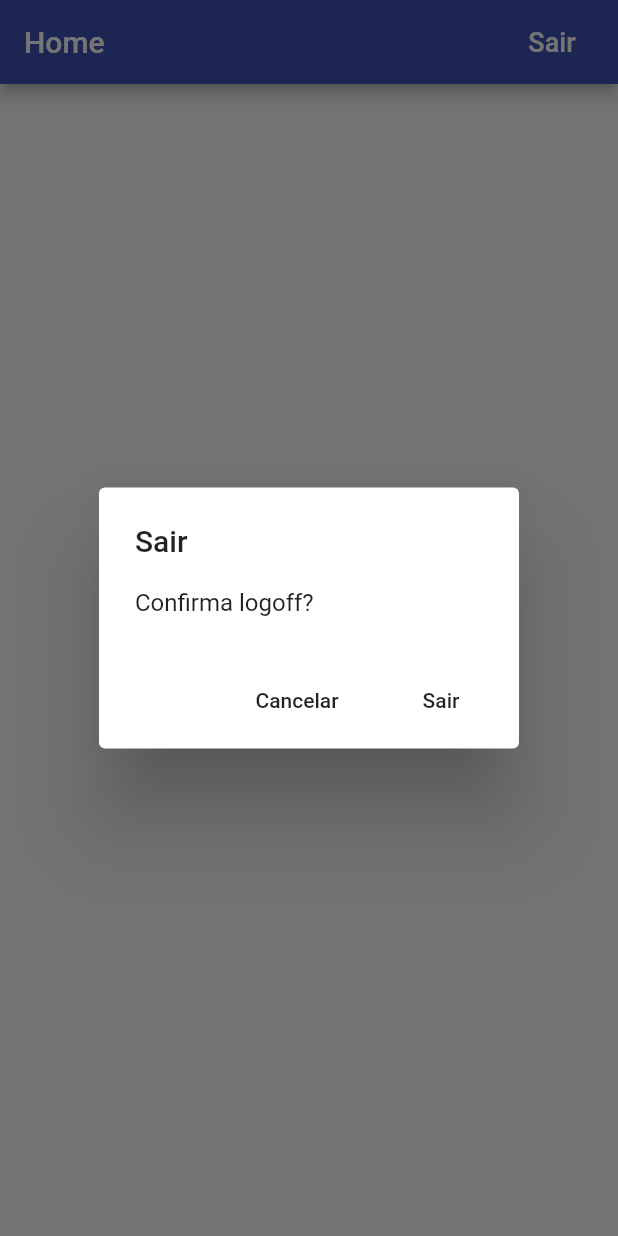
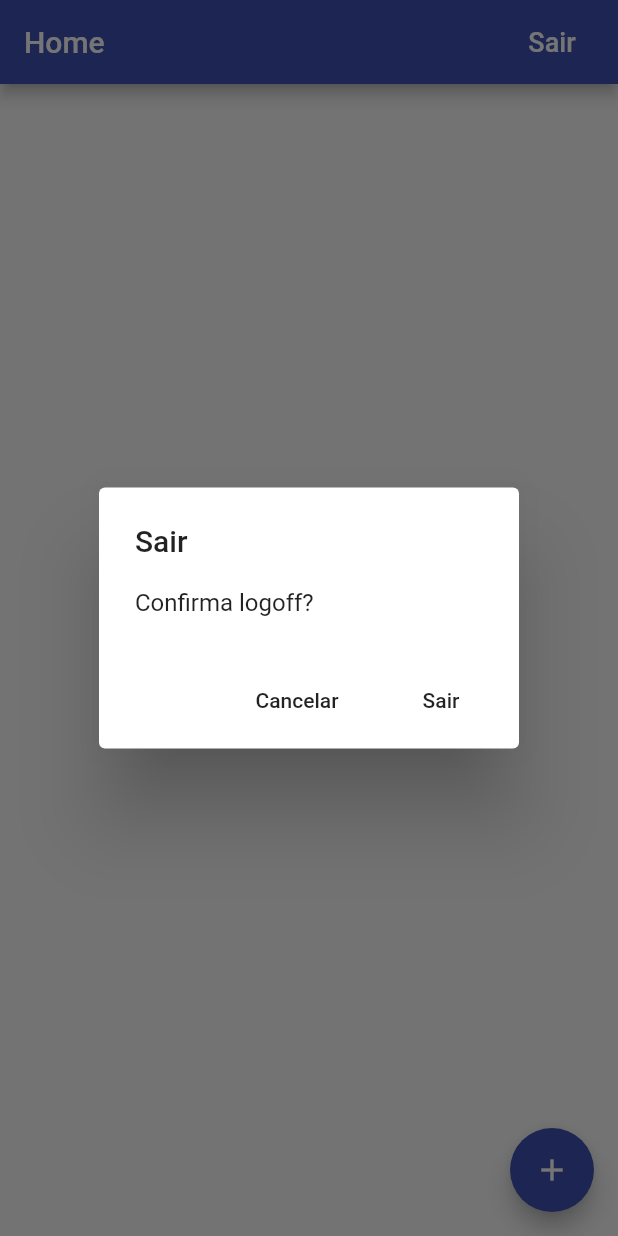
Before and after one commit to njamhour/Linkatech-TCC, a Flutter app: the screen it shows once a user with an empty profile is signed in, after a tap on "Sair", on a phone screen of 412 x 824 dp. Run offline on Flutter 3.47's test engine with Material 2 defaults, Android fonts, the phone set to English and light mode, and no system bars; our stand-ins replace cloud_firestore, firebase_auth, google_sign_in, sqflite; missing offline and left inert: flutter_facebook_login; accounts and stored records are empty.

```diff
--- /dev/null
+++ b/LinkaTech-Flutter-Firebase/linkatech_ff/lib/app/home/home_page.dart
@@ -0,0 +1,88 @@
+// import 'package:firebase_auth/firebase_auth.dart';
+import 'package:flutter/material.dart';
+import 'package:flutter/services.dart';
+import 'package:linkatech_ff/app/home/models/temp.dart';
+import 'package:linkatech_ff/common_widgets/platform_alert_dialog.dart';
+import 'package:linkatech_ff/common_widgets/platform_exception_alert_dialog.dart';
+import 'package:linkatech_ff/services/auth.dart';
+import 'package:linkatech_ff/services/database.dart';
+import 'package:provider/provider.dart';
+
+class HomePage extends StatelessWidget {
+  Future<void> _signOutAnonimo(BuildContext context) async {
+    try {
+      final auth = Provider.of<AuthBase>(context);
+      await auth.signOut();
+    } catch (e) {
+      print(e.toString());
+    }
+  }
+
+  Future<void> _confirmSignOut(BuildContext context) async {
+    final didRequestSignOut = await PlatformAlertDialog(
+      title: 'Sair',
+      content: 'Confirma logoff?',
+      cancelActionText: 'Cancelar',
+      defaultActionText: 'Sair',
+    ).show(context);
+    if (didRequestSignOut == true) {
+      _signOutAnonimo(context);
+    }
+  }
+
+  Future<void> _createTemp(BuildContext context) async {
+    try {
+      final database = Provider.of<Database>(context);
+      await database.createTemp(Temp(nome: 'Alberto', sobrenome: 'Silva'));
+    } on PlatformException catch (e) {
+      PlatformExceptionAlertDialog(
+        title: 'Falha',
+        exception: e,
+      ).show(context);
+    }
+  }
+
+  @override
+  Widget build(BuildContext context) {
+    return Scaffold(
+      appBar: AppBar(
+        title: Text('Home'),
+        actions: <Widget>[
+          FlatButton(
+            child: Text(
+              'Sair',
+              style: TextStyle(
+                fontSize: 18.0,
+                color: Colors.white,
+              ),
+            ),
+            onPressed: () => _confirmSignOut(context),
+          ),
+        ],
+      ),
+      body: _buildContents(context),
+      floatingActionButton: FloatingActionButton(
+        child: Icon(Icons.add),
+        onPressed: () => _createTemp(context),
+      ),
+    );
+  }
+
+  Widget _buildContents(BuildContext context) {
+    final database = Provider.of<Database>(context);
+    return StreamBuilder<List<Temp>>(
+      stream: database.tempsStream(),
+      builder: (context, snapshot) {
+        if (snapshot.hasData) {
+          final temps = snapshot.data;
+          final children = temps.map((temp) => Text(temp.nome)).toList();
+          return ListView(children: children);
+        }
+        if (snapshot.hasError) {
+          return Center(child: Text('Erro não tratado ainda...'));
+        }
+        return Center(child: CircularProgressIndicator());
+      },
+    );
+  }
+}
--- /dev/null
+++ b/LinkaTech-Flutter-Firebase/linkatech_ff/lib/app/home/models/temp.dart
@@ -0,0 +1,23 @@
+import 'package:flutter/foundation.dart';
+
+class Temp {
+  Temp({@required this.nome, @required this.sobrenome});
+  final String nome;
+  final String sobrenome;
+
+  factory Temp.fromMap(Map<String, dynamic> data) {
+    if (data == null) {
+      return null;
+    }
+    final String nome = data['nome'];
+    final String sobrenome = data['sobrenome'];
+    return Temp(nome: nome, sobrenome: sobrenome);
+  }
+
+  Map<String, dynamic> toMap() {
+    return {
+      'nome': nome,
+      'sobrenome': sobrenome,
+    };
+  }
+}
--- a/LinkaTech-Flutter-Firebase/linkatech_ff/lib/app/home_page.dart
+++ /dev/null
@@ -1,49 +0,0 @@
-// import 'package:firebase_auth/firebase_auth.dart';
-import 'package:flutter/material.dart';
-import 'package:linkatech_ff/common_widgets/platform_alert_dialog.dart';
-import 'package:linkatech_ff/services/auth.dart';
-import 'package:provider/provider.dart';
-
-class HomePage extends StatelessWidget {
-  Future<void> _signOutAnonimo(BuildContext context) async {
-    try {
-      final auth = Provider.of<AuthBase>(context);
-      await auth.signOut();
-    } catch (e) {
-      print(e.toString());
-    }
-  }
-
-  Future<void> _confirmSignOut(BuildContext context) async {
-    final didRequestSignOut = await PlatformAlertDialog(
-      title: 'Sair',
-      content: 'Confirma logoff?',
-      cancelActionText: 'Cancelar',
-      defaultActionText: 'Sair',
-    ).show(context);
-    if (didRequestSignOut == true) {
-      _signOutAnonimo(context);
-    }
-  }
-
-  @override
-  Widget build(BuildContext context) {
-    return Scaffold(
-      appBar: AppBar(
-        title: Text('Home'),
-        actions: <Widget>[
-          FlatButton(
-            child: Text(
-              'Sair',
-              style: TextStyle(
-                fontSize: 18.0,
-                color: Colors.white,
-              ),
-            ),
-            onPressed: () => _confirmSignOut(context),
-          ),
-        ],
-      ),
-    );
-  }
-}
--- a/LinkaTech-Flutter-Firebase/linkatech_ff/lib/app/landing_page.dart
+++ b/LinkaTech-Flutter-Firebase/linkatech_ff/lib/app/landing_page.dart
@@ -1,8 +1,9 @@
 // import 'package:firebase_auth/firebase_auth.dart';
 import 'package:flutter/material.dart';
-import 'package:linkatech_ff/app/home_page.dart';
+import 'package:linkatech_ff/app/home/home_page.dart';
 import 'package:linkatech_ff/app/sign_in/sign_in_page.dart';
 import 'package:linkatech_ff/services/auth.dart';
+import 'package:linkatech_ff/services/database.dart';
 import 'package:provider/provider.dart';
 
 class LandingPage extends StatelessWidget {
@@ -17,7 +18,10 @@ class LandingPage extends StatelessWidget {
           if (user == null) {
             return SignInPage.create(context);
           }
-          return HomePage();
+          return Provider<Database>(
+            create: (_) => FirestoreDatabase(uid: user.uid),
+            child: HomePage(),
+          );
         } else {
           return Scaffold(
               body: Center(
--- /dev/null
+++ b/LinkaTech-Flutter-Firebase/linkatech_ff/lib/services/api_path.dart
@@ -0,0 +1,5 @@
+class APIPath {
+  static String temp(String uid, String tempId) =>
+      'linkatech/$uid/temporario/$tempId';
+  static String temps(String uid) => 'usuarios/$uid/temps';
+}
--- /dev/null
+++ b/LinkaTech-Flutter-Firebase/linkatech_ff/lib/services/database.dart
@@ -0,0 +1,24 @@
+import 'package:flutter/foundation.dart';
+import 'package:linkatech_ff/app/home/models/temp.dart';
+import 'package:linkatech_ff/services/api_path.dart';
+import 'package:linkatech_ff/services/firestore_service.dart';
+
+abstract class Database {
+  Future<void> createTemp(Temp temp);
+  Stream<List<Temp>> tempsStream();
+}
+
+class FirestoreDatabase implements Database {
+  FirestoreDatabase({@required this.uid}) : assert(uid != null);
+  final String uid;
+
+  final _service = FirestoreService.instance;
+
+  Future<void> createTemp(Temp temp) async => await _service.setData(
+        path: APIPath.temp(uid, 'temporario_123'),
+        data: temp.toMap(),
+      );
+
+  Stream<List<Temp>> tempsStream() => _service.collectionsStream(
+      path: APIPath.temps(uid), builder: (data) => Temp.fromMap(data));
+}
--- /dev/null
+++ b/LinkaTech-Flutter-Firebase/linkatech_ff/lib/services/firestore_service.dart
@@ -0,0 +1,25 @@
+import 'package:cloud_firestore/cloud_firestore.dart';
+import 'package:flutter/foundation.dart';
+
+class FirestoreService {
+  FirestoreService._();
+  static final instance = FirestoreService._();
+
+  Future<void> setData({String path, Map<String, dynamic> data}) async {
+    final reference = Firestore.instance.document(path);
+    await reference.setData(data);
+  }
+
+  Stream<List<T>> collectionsStream<T>({
+    @required String path,
+    @required T builder(Map<String, dynamic> data),
+  }) {
+    final reference = Firestore.instance.collection(path);
+    final snapshots = reference.snapshots();
+    return snapshots.map((snapshot) => snapshot.documents
+        .map(
+          (snapshot) => builder(snapshot.data),
+        )
+        .toList());
+  }
+}
```
